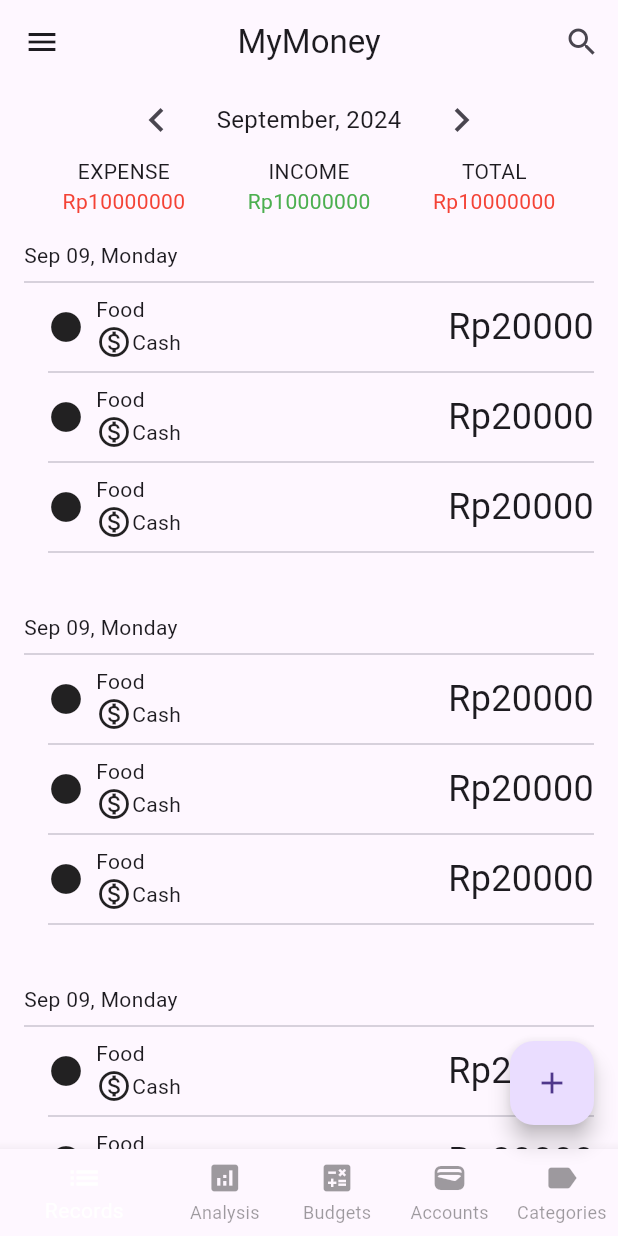
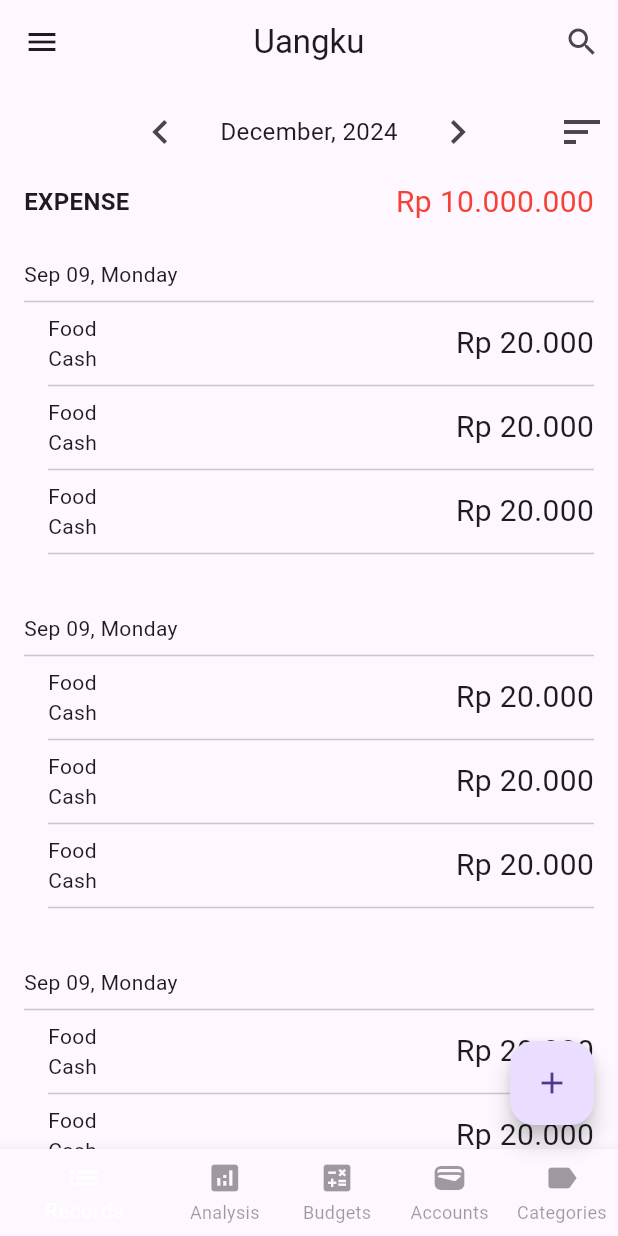
Before and after one commit to Harits19/my_money, a Flutter app: the screen it shows after launch, on a phone screen of 412 x 824 dp. Run offline on Flutter 3.47's test engine with Material 3 defaults, Android fonts, the phone set to English and light mode, and no system bars; generated files the repository leaves out were written again.

Commit message:
update filter view

```diff
--- a/lib/src/dashboard/dashboard_view.dart
+++ b/lib/src/dashboard/dashboard_view.dart
@@ -17,7 +17,7 @@ class _DashboardViewState extends State<DashboardView> {
   Widget build(BuildContext context) {
     return Scaffold(
       appBar: AppBar(
-        title: const Text("MyMoney"),
+        title: const Text("Uangku"),
         centerTitle: true,
         actions: [
           IconButton(
--- a/lib/src/records/components/date_view.dart
+++ b/lib/src/records/components/date_view.dart
@@ -1,16 +1,56 @@
+import 'package:flutter/cupertino.dart';
 import 'package:flutter/material.dart';
+import 'package:intl/intl.dart';
+import 'package:my_money/src/components/height.dart';
+import 'package:my_money/src/components/width.dart';
+import 'package:my_money/src/model/view_mode.dart';
+import 'package:my_money/src/records/components/filter_dialog.dart';
+import 'package:my_money/src/util/date_util.dart';
 
-class DateView extends StatelessWidget {
+class DateView extends StatefulWidget {
   const DateView({super.key});
+
+  @override
+  State<DateView> createState() => _DateViewState();
+}
+
+class _DateViewState extends State<DateView> {
+  DateTime date = DateTime.now();
+
+  changeDate(bool isNext) {
+    final value = isNext ? 1 : -1;
+
+    final newDate = DateTime(date.year, date.month + value, date.day);
+
+    date = newDate;
+    setState(() {});
+  }
 
   @override
   Widget build(BuildContext context) {
     const double size = 32;
+
+    // return const FilterDialog();
     return Row(
+      children: [
+        Opacity(
+          opacity: 0,
+          child: IconButton(
+            onPressed: () {},
+            icon: const Icon(
+              Icons.sort,
+              size: size,
+            ),
+          ),
+        ),
+        Expanded(
+          child: Row(
             mainAxisAlignment: MainAxisAlignment.center,
             children: [
               IconButton(
-          onPressed: () {},
+                onPressed: () {
+                  changeDate(true);
+                },
                 icon: const Icon(
                   Icons.chevron_left,
                   size: size,
@@ -19,9 +59,9 @@ class DateView extends StatelessWidget {
               const SizedBox(
                 width: 16,
               ),
-        const Text(
-          "September, 2024",
-          style: TextStyle(
+              Text(
+                DateUtil.dateFormat1(date),
+                style: const TextStyle(
                   fontSize: 16,
                 ),
               ),
@@ -29,9 +69,24 @@ class DateView extends StatelessWidget {
                 width: 16,
               ),
               IconButton(
-          onPressed: () {},
+                onPressed: () {
+                  changeDate(false);
+                },
                 icon: const Icon(
                   Icons.chevron_right,
+                  size: size,
+                ),
+              ),
+            ],
+          ),
+        ),
+        IconButton(
+          onPressed: () async {
+            final newViewMode = await FilterDialog.show(context);
+            debugPrint(newViewMode.toString());
+          },
+          icon: const Icon(
+            Icons.sort,
             size: size,
           ),
         )
--- a/lib/src/records/components/detail_record_view.dart
+++ b/lib/src/records/components/detail_record_view.dart
@@ -1,11 +1,14 @@
 import 'package:flutter/cupertino.dart';
 import 'package:flutter/material.dart';
+import 'package:intl/intl.dart';
+import 'package:my_money/src/util/currency_util.dart';
 
 class DetailRecordView extends StatelessWidget {
   const DetailRecordView({super.key});
 
   @override
   Widget build(BuildContext context) {
+    final idrFormat = CurrencyUtil.toIdr(20000);
     return Padding(
       padding: const EdgeInsets.only(bottom: 32),
       child: Column(
@@ -20,45 +23,32 @@ class DetailRecordView extends StatelessWidget {
             1,
             1,
           ].map(
-            (item) => const Padding(
-              padding: EdgeInsets.only(left: 16),
+            (item) => Padding(
+              padding: const EdgeInsets.only(left: 16),
               child: Column(
                 children: [
                   Row(
                     children: [
-                      Icon(
-                        Icons.circle,
-                      ),
-                      SizedBox(
-                        width: 8,
-                      ),
-                      Expanded(
+                      const Expanded(
                         child: Column(
                           crossAxisAlignment: CrossAxisAlignment.start,
                           children: [
                             Text(
                               "Food",
                             ),
-                            Row(
-                              children: [
-                                Icon(
-                                  Icons.monetization_on_outlined,
-                                ),
-                                Text('Cash')
-                              ],
-                            ),
+                            Text('Cash')
                           ],
                         ),
                       ),
                       Text(
-                        "Rp20000",
-                        style: TextStyle(
-                          fontSize: 24,
+                        idrFormat,
+                        style: const TextStyle(
+                          fontSize: 20,
                         ),
                       ),
                     ],
                   ),
-                  Divider(),
+                  const Divider(),
                 ],
               ),
             ),
--- a/lib/src/records/components/info_view.dart
+++ b/lib/src/records/components/info_view.dart
@@ -1,4 +1,5 @@
 import 'package:flutter/material.dart';
+import 'package:my_money/src/util/currency_util.dart';
 
 class InfoView extends StatelessWidget {
   const InfoView({
@@ -14,18 +15,28 @@ class InfoView extends StatelessWidget {
 
   @override
   Widget build(BuildContext context) {
-    return Column(
+    final idrFormat = CurrencyUtil.toIdr(total);
+    return Padding(
+      padding: const EdgeInsets.symmetric(horizontal: 16),
+      child: Row(
+        mainAxisAlignment: MainAxisAlignment.spaceBetween,
         children: [
           Text(
             title,
+            style: const TextStyle(
+              fontSize: 16,
+              fontWeight: FontWeight.w600,
+            ),
           ),
           Text(
-          "Rp${total ?? 0}",
+            idrFormat,
             style: TextStyle(
               color: color,
+              fontSize: 20,
             ),
           )
         ],
+      ),
     );
   }
 }
--- a/lib/src/records/records_view.dart
+++ b/lib/src/records/records_view.dart
@@ -1,4 +1,5 @@
 import 'package:flutter/material.dart';
+import 'package:my_money/src/components/height.dart';
 import 'package:my_money/src/records/components/date_view.dart';
 import 'package:my_money/src/records/components/detail_record_view.dart';
 import 'package:my_money/src/records/components/info_view.dart';
@@ -10,27 +11,15 @@ class RecordsView extends StatelessWidget {
   Widget build(BuildContext context) {
     return Column(
       children: [
+        const Height(8),
         const DateView(),
-        const Row(
-          mainAxisAlignment: MainAxisAlignment.spaceEvenly,
-          children: [
-            InfoView(
-              title: "EXPENSE",
-              color: Colors.red,
-              total: 10000000,
-            ),
-            InfoView(
-              title: "INCOME",
-              color: Colors.green,
-              total: 10000000,
-            ),
-            InfoView(
-              title: "TOTAL",
-              color: Colors.red,
-              total: 10000000,
-            ),
-          ],
+        const Height(8),
+        const InfoView(
+          title: "EXPENSE",
+          color: Colors.red,
+          total: 10000000,
         ),
+        const Height(8),
         Expanded(
           child: ListView(
             padding: const EdgeInsets.all(16),
--- /dev/null
+++ b/lib/src/util/currency_util.dart
@@ -0,0 +1,13 @@
+import 'package:intl/intl.dart';
+
+class CurrencyUtil {
+  static String toIdr(num? value) {
+    final formatter = NumberFormat.currency(
+      locale: 'id',
+      symbol: 'Rp ',
+      decimalDigits: 0,
+    );
+
+    return formatter.format((value ?? 0));
+  }
+}
--- /dev/null
+++ b/lib/src/util/date_util.dart
@@ -0,0 +1,8 @@
+import 'package:intl/intl.dart';
+
+class DateUtil {
+  // September, 2024
+  static String dateFormat1(DateTime date) {
+    return DateFormat("MMMM, yyyy").format(date);
+  }
+}
```
Also changed, not shown: lib/src/components/height.dart (added, +13 -0 lines), lib/src/components/width.dart (added, +11 -0 lines), lib/src/model/view_mode.dart (added, +12 -0 lines), lib/src/records/components/filter_dialog.dart (added, +96 -0 lines). Lines whose indentation alone changed are shown as unchanged.
